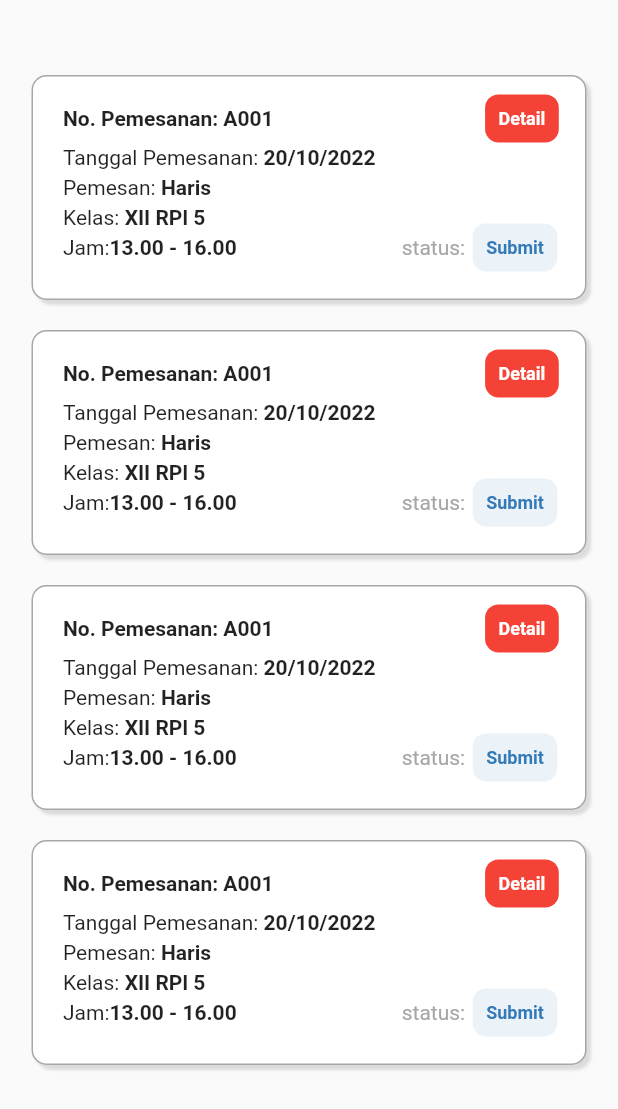
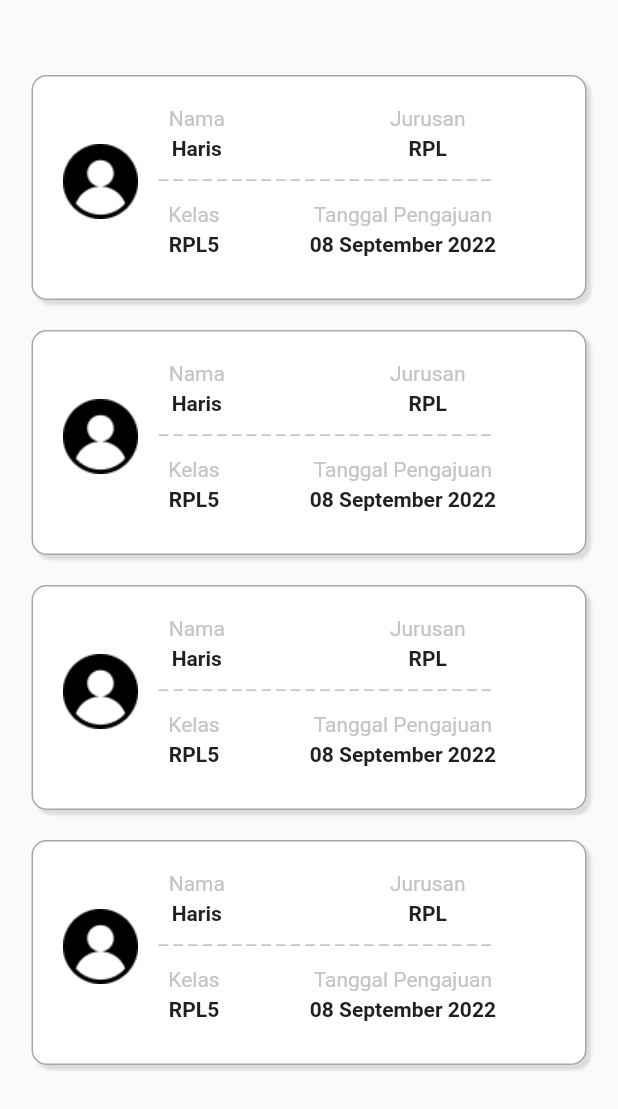
Before and after one commit to musyafaa/request-class, a Flutter app: the screen it shows after launch, after a tap on "Masuk", on a phone screen of 412 x 824 dp. Shown: the top 1109 px of the screen. Run offline on Flutter 3.47's test engine with Material 2 defaults, Android fonts, the light colour scheme and no system bars.

Commit message:
commit add page admin acc

```diff
--- a/lib/dashboardUser.dart
+++ b/lib/dashboardUser.dart
@@ -9,11 +9,12 @@ class dashboardUser extends StatelessWidget {
   @override
   Widget build(BuildContext context) {
     return MaterialApp(
-        home: Scaffold(
+      home: Scaffold(
+        appBar: AppBar(title: Text('Request Penggunaan  Kelas', style: TextStyle(color: Colors.black)), backgroundColor: Colors.white,),
       body: Center(
           child: Column(
         children: [
-          SizedBox(height: 40),
+          SizedBox(height: 20),
           Container(
               width: 370,
               height: 150,
@@ -460,6 +461,11 @@ class dashboardUser extends StatelessWidget {
               )),
         ],
       )),
+      floatingActionButton: FloatingActionButton(
+          onPressed: () {},
+          child: const Icon(Icons.add, color: Colors.white,),
+          backgroundColor: Colors.red,
+          ),
     ));
   }
 }
--- a/lib/main.dart
+++ b/lib/main.dart
@@ -4,6 +4,7 @@ import 'package:request_app/dashboardUser.dart';
 import 'package:request_app/screen/admin/dashboradAdmin.dart';
 import 'package:request_app/splashScreen.dart';
 import 'package:flutter/material.dart';
+import 'package:request_app/screen/admin/adminAcc.dart';
 
 
 void main() {
@@ -114,7 +115,7 @@ class HalamanKedua extends StatelessWidget{
 
                   child: new MaterialButton(
                     onPressed: (){
-                      Navigator.push(context, MaterialPageRoute(builder: (context) => dashboardUser() ));
+                      Navigator.push(context, MaterialPageRoute(builder: (context) => AdminAcc() ));
                     },child: Text('Masuk',
                       style: TextStyle(fontStyle: FontStyle.normal, fontSize: 20 ),),
                     color: Colors.red,
--- /dev/null
+++ b/lib/screen/admin/adminAcc.dart
@@ -0,0 +1,361 @@
+// ignore: file_names// ignore_for_file: prefer_const_constructors, prefer_const_literals_to_create_immutables, sort_child_properties_last, unnecessary_new
+// ignore_for_file: prefer_const_constructors
+
+import 'package:flutter/material.dart';
+
+class AdminAcc extends StatelessWidget {
+  const AdminAcc({super.key});
+
+  @override
+  Widget build(BuildContext context) {
+    return MaterialApp(
+      home: Scaffold(
+        body: Center(
+          child: Column(
+            children: [
+              const SizedBox(height: 40),
+              Container(
+                  width: 370,
+                  height: 150,
+                  padding: const EdgeInsets.all(20),
+                  margin: const EdgeInsets.all(10),
+                  decoration: BoxDecoration(
+                      color: Colors.white,
+                      borderRadius: BorderRadius.circular(10),
+                      border: Border.all(
+                        color: const Color.fromRGBO(167, 167, 167, 1),
+                        width: 1, //                   <--- border width here
+                      ),
+                      boxShadow: const [
+                        BoxShadow(
+                          color: Colors.black12,
+                          offset: Offset(3, 3),
+                          blurRadius: 1,
+                        ),
+                      ]),
+                  child: Column(
+                    crossAxisAlignment: CrossAxisAlignment.start,
+                    children: [
+                      Row(
+                        children: [
+                          Image.asset('assets/images/person.png'),
+                          Column(
+                            children: [
+                              Row(
+                                children: [
+                                  Column(
+                                    children: const [
+                                      Text('Nama', style: TextStyle(color: Color.fromRGBO(196, 196, 196, 1)),),
+                                      SizedBox(height: 4,),
+                                      Text('Haris', style: TextStyle(color: Color.fromRGBO(32, 32, 32, 1), fontWeight: FontWeight.w700),)
+                                    ],
+                                  ),
+                                  SizedBox(width: 110,),
+                                  Column(
+                                    children: const [
+                                      Text('Jurusan', style: TextStyle(color: Color.fromRGBO(196, 196, 196, 1)),),
+                                      SizedBox(height: 4,),
+                                      Text('RPL', style: TextStyle(color: Color.fromRGBO(32, 32, 32, 1), fontWeight: FontWeight.w700),)
+                                    ],
+                                  ),
+
+                                ],
+                              ),
+
+                              Text('    _ _ _ _ _ _ _ _ _ _ _ _ _ _ _ _ _ _ _ _ _ _ _ ',
+                              style: TextStyle(
+                                color: Color.fromRGBO(196, 196, 196, 1)
+                              ),
+                              ),
+                              SizedBox(height: 12,),
+                              Row(
+                                children: [
+                              SizedBox(width: 20,),
+
+                                  Column(
+                                    children: const [
+                                      Text('Kelas', style: TextStyle(color: Color.fromRGBO(196, 196, 196, 1)),),
+                                      SizedBox(height: 4,),
+                                      Text('RPL5', style: TextStyle(color: Color.fromRGBO(32, 32, 32, 1), fontWeight: FontWeight.w700),)
+                                    ],
+                                  ),
+                                  SizedBox(width: 60,),
+                                  Column(
+                                    children: const [
+                                      Text('Tanggal Pengajuan', style: TextStyle(color: Color.fromRGBO(196, 196, 196, 1)),),
+                                      SizedBox(height: 4,),
+                                      Text('08 September 2022', style: TextStyle(color: Color.fromRGBO(32, 32, 32, 1), fontWeight: FontWeight.w700),)
+                                    ],
+                                  ),
+                                ],
+                              )
+                            ],
+                          ),
+
+                        ],
+                      ),
+
+
+                    ],
+              )),
+
+              Container(
+                  width: 370,
+                  height: 150,
+                  padding: const EdgeInsets.all(20),
+                  margin: const EdgeInsets.all(10),
+                  decoration: BoxDecoration(
+                      color: Colors.white,
+                      borderRadius: BorderRadius.circular(10),
+                      border: Border.all(
+                        color: const Color.fromRGBO(167, 167, 167, 1),
+                        width: 1, //                   <--- border width here
+                      ),
+                      boxShadow: const [
+                        BoxShadow(
+                          color: Colors.black12,
+                          offset: Offset(3, 3),
+                          blurRadius: 1,
+                        ),
+                      ]),
+                  child: Column(
+                    crossAxisAlignment: CrossAxisAlignment.start,
+                    children: [
+                      Row(
+                        children: [
+                          Image.asset('assets/images/person.png'),
+                          Column(
+                            children: [
+                              Row(
+                                children: [
+                                  Column(
+                                    children: const [
+                                      Text('Nama', style: TextStyle(color: Color.fromRGBO(196, 196, 196, 1)),),
+                                      SizedBox(height: 4,),
+                                      Text('Haris', style: TextStyle(color: Color.fromRGBO(32, 32, 32, 1), fontWeight: FontWeight.w700),)
+                                    ],
+                                  ),
+                                  SizedBox(width: 110,),
+                                  Column(
+                                    children: const [
+                                      Text('Jurusan', style: TextStyle(color: Color.fromRGBO(196, 196, 196, 1)),),
+                                      SizedBox(height: 4,),
+                                      Text('RPL', style: TextStyle(color: Color.fromRGBO(32, 32, 32, 1), fontWeight: FontWeight.w700),)
+                                    ],
+                                  ),
+
+                                ],
+                              ),
+
+                              Text('    _ _ _ _ _ _ _ _ _ _ _ _ _ _ _ _ _ _ _ _ _ _ _ ',
+                              style: TextStyle(
+                                color: Color.fromRGBO(196, 196, 196, 1)
+                              ),
+                              ),
+                              SizedBox(height: 12,),
+                              Row(
+                                children: [
+                              SizedBox(width: 20,),
+
+                                  Column(
+                                    children: const [
+                                      Text('Kelas', style: TextStyle(color: Color.fromRGBO(196, 196, 196, 1)),),
+                                      SizedBox(height: 4,),
+                                      Text('RPL5', style: TextStyle(color: Color.fromRGBO(32, 32, 32, 1), fontWeight: FontWeight.w700),)
+                                    ],
+                                  ),
+                                  SizedBox(width: 60,),
+                                  Column(
+                                    children: const [
+                                      Text('Tanggal Pengajuan', style: TextStyle(color: Color.fromRGBO(196, 196, 196, 1)),),
+                                      SizedBox(height: 4,),
+                                      Text('08 September 2022', style: TextStyle(color: Color.fromRGBO(32, 32, 32, 1), fontWeight: FontWeight.w700),)
+                                    ],
+                                  ),
+                                ],
+                              )
+                            ],
+                          ),
+
+                        ],
+                      ),
+                    ],
+              )),
+
+              Container(
+                  width: 370,
+                  height: 150,
+                  padding: const EdgeInsets.all(20),
+                  margin: const EdgeInsets.all(10),
+                  decoration: BoxDecoration(
+                      color: Colors.white,
+                      borderRadius: BorderRadius.circular(10),
+                      border: Border.all(
+                        color: const Color.fromRGBO(167, 167, 167, 1),
+                        width: 1, //                   <--- border width here
+                      ),
+                      boxShadow: const [
+                        BoxShadow(
+                          color: Colors.black12,
+                          offset: Offset(3, 3),
+                          blurRadius: 1,
+                        ),
+                      ]),
+                  child: Column(
+                    crossAxisAlignment: CrossAxisAlignment.start,
+                    children: [
+                      Row(
+                        children: [
+                          Image.asset('assets/images/person.png'),
+                          Column(
+                            children: [
+                              Row(
+                                children: [
+                                  Column(
+                                    children: const [
+                                      Text('Nama', style: TextStyle(color: Color.fromRGBO(196, 196, 196, 1)),),
+                                      SizedBox(height: 4,),
+                                      Text('Haris', style: TextStyle(color: Color.fromRGBO(32, 32, 32, 1), fontWeight: FontWeight.w700),)
+                                    ],
+                                  ),
+                                  SizedBox(width: 110,),
+                                  Column(
+                                    children: const [
+                                      Text('Jurusan', style: TextStyle(color: Color.fromRGBO(196, 196, 196, 1)),),
+                                      SizedBox(height: 4,),
+                                      Text('RPL', style: TextStyle(color: Color.fromRGBO(32, 32, 32, 1), fontWeight: FontWeight.w700),)
+                                    ],
+                                  ),
+
+                                ],
+                              ),
+
+                              Text('    _ _ _ _ _ _ _ _ _ _ _ _ _ _ _ _ _ _ _ _ _ _ _ ',
+                              style: TextStyle(
+                                color: Color.fromRGBO(196, 196, 196, 1)
+                              ),
+                              ),
+                              SizedBox(height: 12,),
+                              Row(
+                                children: [
+                              SizedBox(width: 20,),
+
+                                  Column(
+                                    children: const [
+                                      Text('Kelas', style: TextStyle(color: Color.fromRGBO(196, 196, 196, 1)),),
+                                      SizedBox(height: 4,),
+                                      Text('RPL5', style: TextStyle(color: Color.fromRGBO(32, 32, 32, 1), fontWeight: FontWeight.w700),)
+                                    ],
+                                  ),
+                                  SizedBox(width: 60,),
+                                  Column(
+                                    children: const [
+                                      Text('Tanggal Pengajuan', style: TextStyle(color: Color.fromRGBO(196, 196, 196, 1)),),
+                                      SizedBox(height: 4,),
+                                      Text('08 September 2022', style: TextStyle(color: Color.fromRGBO(32, 32, 32, 1), fontWeight: FontWeight.w700),)
+                                    ],
+                                  ),
+                                ],
+                              )
+                            ],
+                          ),
+
+                        ],
+                      ),
+
+
+                    ],
+              )),
+
+              Container(
+                  width: 370,
+                  height: 150,
+                  padding: const EdgeInsets.all(20),
+                  margin: const EdgeInsets.all(10),
+                  decoration: BoxDecoration(
+                      color: Colors.white,
+                      borderRadius: BorderRadius.circular(10),
+                      border: Border.all(
+                        color: const Color.fromRGBO(167, 167, 167, 1),
+                        width: 1, //                   <--- border width here
+                      ),
+                      boxShadow: const [
+                        BoxShadow(
+                          color: Colors.black12,
+                          offset: Offset(3, 3),
+                          blurRadius: 1,
+                        ),
+                      ]),
+                  child: Column(
+                    crossAxisAlignment: CrossAxisAlignment.start,
+                    children: [
+                      Row(
+                        children: [
+                          Image.asset('assets/images/person.png'),
+                          Column(
+                            children: [
+                              Row(
+                                children: [
+                                  Column(
+                                    children: const [
+                                      Text('Nama', style: TextStyle(color: Color.fromRGBO(196, 196, 196, 1)),),
+                                      SizedBox(height: 4,),
+                                      Text('Haris', style: TextStyle(color: Color.fromRGBO(32, 32, 32, 1), fontWeight: FontWeight.w700),)
+                                    ],
+                                  ),
+                                  SizedBox(width: 110,),
+                                  Column(
+                                    children: const [
+                                      Text('Jurusan', style: TextStyle(color: Color.fromRGBO(196, 196, 196, 1)),),
+                                      SizedBox(height: 4,),
+                                      Text('RPL', style: TextStyle(color: Color.fromRGBO(32, 32, 32, 1), fontWeight: FontWeight.w700),)
+                                    ],
+                                  ),
+
+                                ],
+                              ),
+
+                              Text('    _ _ _ _ _ _ _ _ _ _ _ _ _ _ _ _ _ _ _ _ _ _ _ ',
+                              style: TextStyle(
+                                color: Color.fromRGBO(196, 196, 196, 1)
+                              ),
+                              ),
+                              SizedBox(height: 12,),
+                              Row(
+                                children: [
+                              SizedBox(width: 20,),
+
+                                  Column(
+                                    children: const [
+                                      Text('Kelas', style: TextStyle(color: Color.fromRGBO(196, 196, 196, 1)),),
+                                      SizedBox(height: 4,),
+                                      Text('RPL5', style: TextStyle(color: Color.fromRGBO(32, 32, 32, 1), fontWeight: FontWeight.w700),)
+                                    ],
+                                  ),
+                                  SizedBox(width: 60,),
+                                  Column(
+                                    children: const [
+                                      Text('Tanggal Pengajuan', style: TextStyle(color: Color.fromRGBO(196, 196, 196, 1)),),
+                                      SizedBox(height: 4,),
+                                      Text('08 September 2022', style: TextStyle(color: Color.fromRGBO(32, 32, 32, 1), fontWeight: FontWeight.w700),)
+                                    ],
+                                  ),
+                                ],
+                              )
+                            ],
+                          ),
+
+                        ],
+                      ),
+
+
+                    ],
+              )),
+            ],
+          ),
+        ),
+
+      ),
+    );
+  }
+}
```
Also changed, not shown: assets/images/person.png (added).
